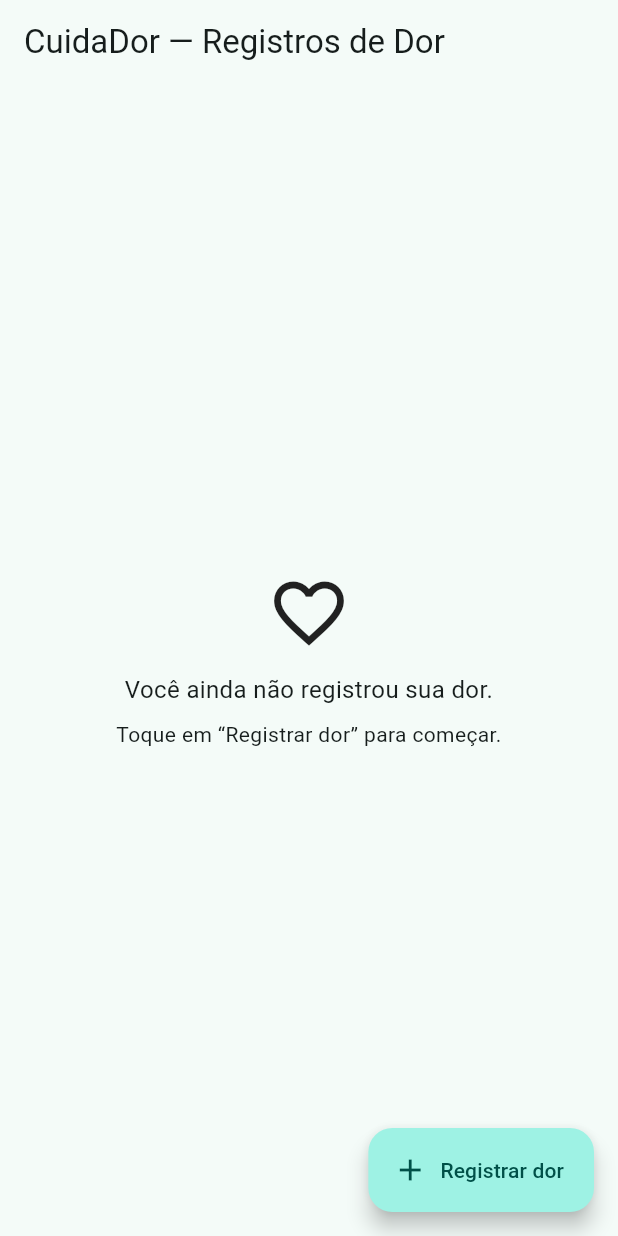
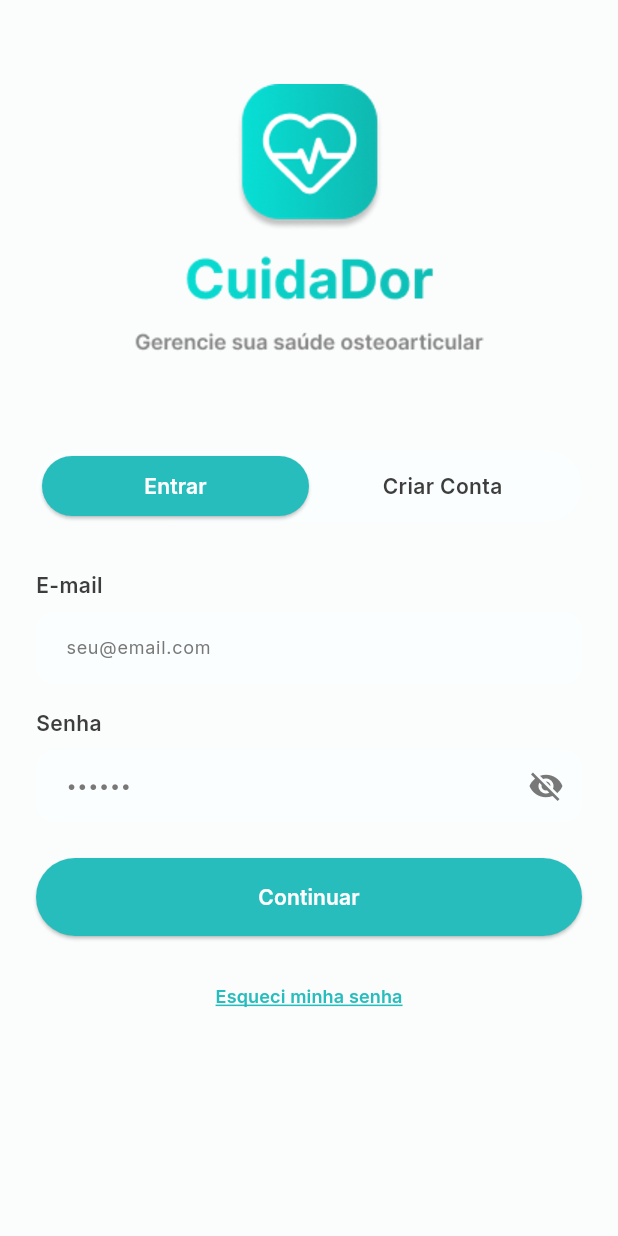
Before and after one commit to lufespi/cuidador-app, a Flutter app: the screen it shows after launch, on a phone screen of 412 x 824 dp. Run offline on Flutter 3.47's test engine with Material 3 defaults, Android fonts, the phone set to English and light mode, and no system bars.

Commit message:
feat: new features

```diff
--- a/lib/core/theme/app_typography.dart
+++ b/lib/core/theme/app_typography.dart
@@ -53,6 +53,7 @@ class AppTypography {
     fontSize: 12,
     fontWeight: FontWeight.w600,
     decoration: TextDecoration.underline,
+    decorationColor: AppColors.textSecondary,
     color: AppColors.textSecondary,
   );
 
--- /dev/null
+++ b/lib/core/widgets/app_button.dart
@@ -0,0 +1,205 @@
+import 'package:flutter/material.dart';
+import '../theme/app_colors.dart';
+import '../theme/app_typography.dart';
+
+enum AppButtonKind {
+  buttonPrimary,
+  buttonSecondary,
+  buttonForm,
+}
+
+class AppButton extends StatelessWidget {
+  final String label;
+  final VoidCallback? onPressed;
+  final AppButtonKind kind;
+  final bool block;            // ocupar largura total
+  final Widget? icon;          // ícone opcional (usado no outline)
+  final double height;         // altura padrão do Figma
+  final EdgeInsets? padding;
+
+  const AppButton({
+    Key? key,
+    required this.label,
+    this.onPressed,
+    this.kind = AppButtonKind.buttonPrimary,
+    this.block = true,
+    this.icon,
+    this.height = 52,
+    this.padding,
+  }) : super(key: key);
+
+  // Botão "Indicar local da dor" com ícone e estilo outline
+  const AppButton.indicarLocal({
+    Key? key,
+    required VoidCallback? onPressed,
+  }) : this(
+    key: key,
+    label: 'Indicar local da dor',
+    onPressed: onPressed,
+    kind: AppButtonKind.buttonSecondary,
+    block: true,
+    icon: const Icon(
+      Icons.location_on_outlined,
+      size: 20,
+      color: AppColors.buttonPrimary,
+    ),
+    height: 48,
+    padding: const EdgeInsets.symmetric(vertical: 14, horizontal: 16),
+  );
+
+  /// Botão "Continuar" com estilo preenchido
+  const AppButton.continuar({
+    Key? key,
+    required VoidCallback? onPressed,
+  }) : this(
+    key: key,
+    label: 'Continuar',
+    onPressed: onPressed,
+    kind: AppButtonKind.buttonPrimary,
+    block: true,
+    height: 52,
+    padding: const EdgeInsets.symmetric(vertical: 16, horizontal: 24),
+  );
+
+  /// Botão "Criar Conta" com bordas mais arredondadas
+  const AppButton.criarConta({
+    Key? key,
+    required VoidCallback? onPressed,
+  }) : this(
+    key: key,
+    label: 'Criar Conta',
+    onPressed: onPressed,
+    kind: AppButtonKind.buttonPrimary,
+    block: true,
+    height: 56,
+    padding: const EdgeInsets.symmetric(vertical: 18, horizontal: 32),
+  );
+
+  /// Botão de abas (usado em LoginPage para Entrar/Criar Conta)
+  const AppButton.tab({
+    Key? key,
+    required String label,
+    required bool isActive,
+    VoidCallback? onPressed,
+  }) : this(
+    key: key,
+    label: label,
+    onPressed: isActive ? onPressed : null,
+    kind: isActive ? AppButtonKind.buttonPrimary : AppButtonKind.buttonForm,
+    block: true,
+    height: 40,
+    padding: const EdgeInsets.symmetric(vertical: 8, horizontal: 16),
+  );
+
+  @override
+  Widget build(BuildContext context) {
+    final double radius = switch (kind) {
+      AppButtonKind.buttonPrimary   => height / 2,
+      AppButtonKind.buttonSecondary => 12,
+      AppButtonKind.buttonForm      => 12,
+    };
+
+    return _buildButton(radius);
+  }
+
+  /// Constrói o botão de acordo com o tipo
+  Widget _buildButton(double radius) {
+    final buttonContent = _buildContent();
+
+    if (kind == AppButtonKind.buttonSecondary) {
+      // Botão outline (Indicar local da dor)
+      return SizedBox(
+        width: block ? double.infinity : null,
+        height: height,
+        child: OutlinedButton(
+          onPressed: onPressed,
+          style: OutlinedButton.styleFrom(
+            shape: RoundedRectangleBorder(
+              borderRadius: BorderRadius.circular(radius),
+            ),
+            side: const BorderSide(
+              color: AppColors.buttonPrimary,
+              width: 2,
+            ),
+            padding: padding,
+          ),
+          child: buttonContent,
+        ),
+      );
+    }
+
+    if (kind == AppButtonKind.buttonForm) {
+      // Botão secundário/inativo (abas)
+      return SizedBox(
+        width: block ? double.infinity : null,
+        height: height,
+        child: Material(
+          color: Colors.transparent,
+          child: InkWell(
+            onTap: onPressed,
+            borderRadius: BorderRadius.circular(radius),
+            child: Container(
+              decoration: BoxDecoration(
+                borderRadius: BorderRadius.circular(radius),
+              ),
+              alignment: Alignment.center,
+              child: buttonContent,
+            ),
+          ),
+        ),
+      );
+    }
+
+    // Botão preenchido (Continuar, Criar Conta)
+    return SizedBox(
+      width: block ? double.infinity : null,
+      height: height,
+      child: ElevatedButton(
+        onPressed: onPressed,
+        style: ElevatedButton.styleFrom(
+          backgroundColor: AppColors.buttonPrimary,
+          shape: RoundedRectangleBorder(
+            borderRadius: BorderRadius.circular(radius),
+          ),
+          padding: padding,
+        ),
+        child: buttonContent,
+      ),
+    );
+  }
+
+  /// Constrói o conteúdo do botão (texto + ícone se houver)
+  Widget _buildContent() {
+    if (icon != null) {
+      return Row(
+        mainAxisSize: MainAxisSize.min,
+        mainAxisAlignment: MainAxisAlignment.center,
+        children: [
+          icon!,
+          const SizedBox(width: 8),
+          Text(
+            label,
+            style: kind == AppButtonKind.buttonSecondary
+                ? AppTypography.buttonSecondary
+                : AppTypography.buttonPrimary,
+          ),
+        ],
+      );
+    }
+
+    // Para botão de abas (buttonForm), usa estilo de heading
+    if (kind == AppButtonKind.buttonForm) {
+      return Text(
+        label,
+        style: AppTypography.heading2Primary,
+      );
+    }
+
+    return Text(
+      label,
+      style: kind == AppButtonKind.buttonSecondary
+          ? AppTypography.buttonSecondary
+          : AppTypography.buttonPrimary,
+    );
+  }
+}
--- /dev/null
+++ b/lib/core/widgets/app_logo.dart
@@ -0,0 +1,71 @@
+import 'package:flutter/material.dart';
+import '../theme/app_colors.dart';
+import '../theme/app_typography.dart';
+
+class AppLogo extends StatelessWidget {
+  final String? title;
+  final String? subtitle;
+  final double iconSize;
+  final MainAxisAlignment mainAxisAlignment;
+  final String? imagePath; // caminho para PNG ou asset
+  final bool showDefaultIcon; // mostrar ícone padrão (coração)
+
+  const AppLogo({
+    Key? key,
+    this.title = 'CuidaDor',
+    this.subtitle = 'Gerencie sua saúde osteoarticular',
+    this.iconSize = 72,
+    this.mainAxisAlignment = MainAxisAlignment.center,
+    this.imagePath,
+    this.showDefaultIcon = true,
+  }) : super(key: key);
+
+  @override
+  Widget build(BuildContext context) {
+    return Column(
+      mainAxisAlignment: mainAxisAlignment,
+      children: [
+        // Logo - Imagem PNG ou ícone padrão
+        if (imagePath != null)
+          Image.asset(
+            imagePath!,
+            filterQuality: FilterQuality.high,
+          )
+        else if (showDefaultIcon)
+          Container(
+            width: iconSize,
+            height: iconSize,
+            decoration: BoxDecoration(
+              color: AppColors.buttonPrimary,
+              borderRadius: BorderRadius.circular(iconSize / 4),
+            ),
+            child: Center(
+              child: Icon(
+                Icons.favorite,
+                size: iconSize * 0.6,
+                color: AppColors.textWhite,
+              ),
+            ),
+          ),
+        const SizedBox(height: 16),
+        if (title != null)
+          Text(
+            title!,
+            style: AppTypography.heading1Primary.copyWith(
+              color: AppColors.buttonPrimary,
+              fontSize: 24,
+              fontWeight: FontWeight.w600,
+            ),
+          ),
+        if (subtitle != null) ...[
+          const SizedBox(height: 8),
+          Text(
+            subtitle!,
+            style: AppTypography.textPrimary,
+            textAlign: TextAlign.center,
+          ),
+        ],
+      ],
+    );
+  }
+}
--- /dev/null
+++ b/lib/core/widgets/app_tab_slider.dart
@@ -0,0 +1,44 @@
+import 'package:flutter/material.dart';
+import '../theme/app_colors.dart';
+import 'app_button.dart';
+
+/// Widget reutilizável para slider de abas (Entrar/Criar Conta)
+class AppTabSlider extends StatelessWidget {
+  final List<String> tabs;
+  final int activeIndex;
+  final ValueChanged<int> onTabChanged;
+  final double height;
+
+  const AppTabSlider({
+    Key? key,
+    required this.tabs,
+    required this.activeIndex,
+    required this.onTabChanged,
+    this.height = 40,
+  }) : super(key: key);
+
+  @override
+  Widget build(BuildContext context) {
+    return Container(
+      padding: const EdgeInsets.all(4),
+      decoration: BoxDecoration(
+        color: AppColors.buttonSurface,
+        borderRadius: BorderRadius.circular(28),
+      ),
+      child: Row(
+        children: List.generate(
+          tabs.length,
+          (index) => Expanded(
+            child: AppButton.tab(
+              label: tabs[index],
+              isActive: activeIndex == index,
+              onPressed: () {
+                onTabChanged(index);
+              },
+            ),
+          ),
+        ),
+      ),
+    );
+  }
+}
--- /dev/null
+++ b/lib/core/widgets/app_text_field.dart
@@ -0,0 +1,116 @@
+import 'package:flutter/material.dart';
+import '../theme/app_colors.dart';
+import '../theme/app_typography.dart';
+
+class AppTextField extends StatefulWidget {
+  final String label;
+  final String? hint;
+  final TextEditingController? controller;
+  final TextInputType keyboardType;
+  final bool obscureText;
+  final String? Function(String?)? validator;
+  final VoidCallback? onEditingComplete;
+  final ValueChanged<String>? onChanged;
+  final int maxLines;
+  final int? minLines;
+  final Widget? suffixIcon;
+  final Widget? prefixIcon;
+  final bool enabled;
+
+  const AppTextField({
+    Key? key,
+    required this.label,
+    this.hint,
+    this.controller,
+    this.keyboardType = TextInputType.text,
+    this.obscureText = false,
+    this.validator,
+    this.onEditingComplete,
+    this.onChanged,
+    this.maxLines = 1,
+    this.minLines,
+    this.suffixIcon,
+    this.prefixIcon,
+    this.enabled = true,
+  }) : super(key: key);
+
+  @override
+  State<AppTextField> createState() => _AppTextFieldState();
+}
+
+class _AppTextFieldState extends State<AppTextField> {
+  late FocusNode _focusNode;
+
+  @override
+  void initState() {
+    super.initState();
+    _focusNode = FocusNode();
+  }
+
+  @override
+  void dispose() {
+    _focusNode.dispose();
+    super.dispose();
+  }
+
+  @override
+  Widget build(BuildContext context) {
+    return Column(
+      crossAxisAlignment: CrossAxisAlignment.start,
+      children: [
+        Text(
+          widget.label,
+          style: AppTypography.heading2Primary,
+        ),
+        const SizedBox(height: 8),
+        TextFormField(
+          controller: widget.controller,
+          focusNode: _focusNode,
+          keyboardType: widget.keyboardType,
+          obscureText: widget.obscureText,
+          enabled: widget.enabled,
+          maxLines: widget.obscureText ? 1 : widget.maxLines,
+          minLines: widget.minLines,
+          validator: widget.validator,
+          onEditingComplete: widget.onEditingComplete,
+          onChanged: widget.onChanged,
+          style: AppTypography.textPrimary,
+          decoration: InputDecoration(
+            hintText: widget.hint,
+            hintStyle: AppTypography.textDisabled,
+            prefixIcon: widget.prefixIcon,
+            suffixIcon: widget.suffixIcon,
+            filled: true,
+            fillColor: AppColors.buttonSurface,
+            enabledBorder: OutlineInputBorder(
+              borderRadius: BorderRadius.circular(12),
+              borderSide: const BorderSide(
+                color: AppColors.buttonSurface,
+              ),
+            ),
+            focusedBorder: OutlineInputBorder(
+              borderRadius: BorderRadius.circular(12),
+              borderSide: const BorderSide(
+                color: AppColors.buttonPrimary,
+                width: 2,
+              ),
+            ),
+            disabledBorder: OutlineInputBorder(
+              borderRadius: BorderRadius.circular(12),
+              borderSide: const BorderSide(
+                color: AppColors.textDisabled,
+              ),
+            ),
+            contentPadding: const EdgeInsets.symmetric(
+              horizontal: 16,
+              vertical: 14,
+            ),
+            border: OutlineInputBorder(
+              borderRadius: BorderRadius.circular(12),
+            ),
+          ),
+        ),
+      ],
+    );
+  }
+}
--- a/lib/main.dart
+++ b/lib/main.dart
@@ -1,4 +1,6 @@
 import 'package:flutter/material.dart';
+import 'core/widgets/app_button.dart';
+import 'screens/login_page.dart';
 
 void main() => runApp(const CuidaDorApp());
 
@@ -11,10 +13,10 @@ class CuidaDorApp extends StatelessWidget {
       title: 'CuidaDor',
       debugShowCheckedModeBanner: false,
       theme: ThemeData(
-        colorScheme: ColorScheme.fromSeed(seedColor: Colors.teal),
+        colorScheme: ColorScheme.fromSeed(seedColor: Colors.teal) ,
         useMaterial3: true,
       ),
-      home: const HomePage(),
+      home: const LoginPage(),
     );
   }
 }
@@ -112,18 +114,34 @@ class _EmptyState extends StatelessWidget {
         padding: const EdgeInsets.all(24),
         child: Column(
           mainAxisAlignment: MainAxisAlignment.center,
-          children: const [
-            Icon(Icons.favorite_border, size: 56),
-            SizedBox(height: 12),
-            Text(
+          children: [
+            const Icon(Icons.favorite_border, size: 56),
+            const SizedBox(height: 12),
+            const Text(
               'Você ainda não registrou sua dor.',
               style: TextStyle(fontSize: 16),
               textAlign: TextAlign.center,
             ),
-            SizedBox(height: 8),
-            Text(
-              'Toque em “Registrar dor” para começar.',
+            const SizedBox(height: 8),
+            const Text(
+              'Toque em "Registrar dor" para começar.',
               textAlign: TextAlign.center,
+            ),
+            const SizedBox(height: 32),
+            AppButton.continuar(
+              onPressed: () {
+                Navigator.push(
+                  context,
+                  MaterialPageRoute(
+                    builder: (context) => const _BotoesTesteScreen(),
+                  ),
+                );
+              },
+            ),
+            const SizedBox(height: 12),
+            const Text(
+              'Ver componentes de botão',
+              style: TextStyle(fontSize: 12, color: Colors.grey),
             ),
           ],
         ),
@@ -230,3 +248,79 @@ class _RegistrarDorSheetState extends State<_RegistrarDorSheet> {
     );
   }
 }
+
+/// Tela de demonstração dos botões
+class _BotoesTesteScreen extends StatelessWidget {
+  const _BotoesTesteScreen();
+
+  @override
+  Widget build(BuildContext context) {
+    return Scaffold(
+      appBar: AppBar(
+        title: const Text('Teste dos Botões'),
+      ),
+      body: SingleChildScrollView(
+        padding: const EdgeInsets.all(24),
+        child: Column(
+          mainAxisAlignment: MainAxisAlignment.center,
+          children: [
+            const Text(
+              'Componentes de Botão',
+              style: TextStyle(
+                fontSize: 24,
+                fontWeight: FontWeight.w600,
+              ),
+            ),
+            const SizedBox(height: 32),
+            // Botão Indicar Local
+            const Text(
+              '1. Indicar Local da Dor (Outline)',
+              style: TextStyle(fontSize: 14, fontWeight: FontWeight.w600),
+            ),
+            const SizedBox(height: 12),
+            AppButton.indicarLocal(
+              onPressed: () {
+                ScaffoldMessenger.of(context).showSnackBar(
+                  const SnackBar(content: Text('Indicar local pressionado!')),
+                );
+              },
+            ),
+            const SizedBox(height: 32),
+            // Botão Continuar
+            const Text(
+              '2. Continuar (Preenchido)',
+              style: TextStyle(fontSize: 14, fontWeight: FontWeight.w600),
+            ),
+            const SizedBox(height: 12),
+            AppButton.continuar(
+              onPressed: () {
+                ScaffoldMessenger.of(context).showSnackBar(
+                  const SnackBar(content: Text('Continuar pressionado!')),
+                );
+              },
+            ),
+            const SizedBox(height: 32),
+            // Botão Criar Conta
+            const Text(
+              '3. Criar Conta (Preenchido - Mais Arredondado)',
+              style: TextStyle(fontSize: 14, fontWeight: FontWeight.w600),
+            ),
+            const SizedBox(height: 12),
+            AppButton.criarConta(
+              onPressed: () {
+                ScaffoldMessenger.of(context).showSnackBar(
+                  const SnackBar(content: Text('Criar Conta pressionado!')),
+                );
+              },
+            ),
+            const SizedBox(height: 48),
+            OutlinedButton(
+              onPressed: () => Navigator.pop(context),
+              child: const Text('Voltar'),
+            ),
+          ],
+        ),
+      ),
+    );
+  }
+}
--- /dev/null
+++ b/lib/screens/login_page.dart
@@ -0,0 +1,159 @@
+import 'package:flutter/material.dart';
+import '../core/widgets/app_button.dart';
+import '../core/widgets/app_text_field.dart';
+import '../core/widgets/app_logo.dart';
+import '../core/widgets/app_tab_slider.dart';
+import '../core/theme/app_colors.dart';
+import '../core/theme/app_typography.dart';
+
+class LoginPage extends StatefulWidget {
+  const LoginPage({Key? key}) : super(key: key);
+
+  @override
+  State<LoginPage> createState() => _LoginPageState();
+}
+
+class _LoginPageState extends State<LoginPage> {
+  final _emailController = TextEditingController();
+  final _senhaController = TextEditingController();
+  bool _showPassword = false;
+  bool _isLoading = false;
+  int _activeTabIndex = 0; // 0 = Entrar, 1 = Criar Conta
+
+  @override
+  void dispose() {
+    _emailController.dispose();
+    _senhaController.dispose();
+    super.dispose();
+  }
+
+  Future<void> _handleLogin() async {
+    // Validação básica
+    if (_emailController.text.isEmpty || _senhaController.text.isEmpty) {
+      ScaffoldMessenger.of(context).showSnackBar(
+        const SnackBar(
+          content: Text('Por favor, preencha todos os campos'),
+          backgroundColor: AppColors.stateError,
+        ),
+      );
+      return;
+    }
+
+    setState(() => _isLoading = true);
+
+    try {
+      // Simular delay de login
+      await Future.delayed(const Duration(seconds: 2));
+
+      if (mounted) {
+        ScaffoldMessenger.of(context).showSnackBar(
+          const SnackBar(
+            content: Text('Login realizado com sucesso!'),
+            backgroundColor: AppColors.stateSuccess,
+          ),
+        );
+        // Aqui você pode navegar para a tela principal
+      }
+    } finally {
+      if (mounted) {
+        setState(() => _isLoading = false);
+      }
+    }
+  }
+
+  @override
+  Widget build(BuildContext context) {
+    return Scaffold(
+      backgroundColor: AppColors.background,
+      body: SafeArea(
+        child: SingleChildScrollView(
+          padding: const EdgeInsets.all(24),
+          child: Column(
+            children: [
+              const SizedBox(height: 32),
+              const AppLogo(
+                iconSize: 100,
+                imagePath: 'assets/images/cuidador-logo-main.png',
+                title: null,
+                subtitle: null,
+              ),
+              const SizedBox(height: 48),
+
+              // Abas de Login/Cadastro
+              _buildTabButtons(),
+              const SizedBox(height: 32),
+
+              // Email
+              AppTextField(
+                label: 'E-mail',
+                hint: 'seu@email.com',
+                controller: _emailController,
+                keyboardType: TextInputType.emailAddress,
+              ),
+              const SizedBox(height: 16),
+
+              // Senha
+              AppTextField(
+                label: 'Senha',
+                hint: '••••••',
+                controller: _senhaController,
+                obscureText: !_showPassword,
+                suffixIcon: IconButton(
+                  icon: Icon(
+                    _showPassword ? Icons.visibility : Icons.visibility_off,
+                    color: AppColors.textDisabled,
+                  ),
+                  onPressed: () {
+                    setState(() => _showPassword = !_showPassword);
+                  },
+                ),
+              ),
+              const SizedBox(height: 24),
+
+              // Botão Entrar
+              _isLoading
+                  ? const SizedBox(
+                      height: 52,
+                      child: Center(
+                        child: CircularProgressIndicator(
+                          color: AppColors.buttonPrimary,
+                        ),
+                      ),
+                    )
+                  : AppButton.continuar(
+                      onPressed: _handleLogin,
+                    ),
+              const SizedBox(height: 16),
+
+              // Link Esqueci Senha
+              TextButton(
+                onPressed: () {
+                  ScaffoldMessenger.of(context).showSnackBar(
+                    const SnackBar(
+                      content: Text('Funcionalidade em desenvolvimento'),
+                    ),
+                  );
+                },
+                child: const Text(
+                  'Esqueci minha senha',
+                  style: AppTypography.textLink,
+                ),
+              ),
+            ],
+          ),
+        ),
+      ),
+    );
+  }
+
+  /// Constrói o slider de abas (Entrar / Criar Conta)
+  Widget _buildTabButtons() {
+    return AppTabSlider(
+      tabs: const ['Entrar', 'Criar Conta'],
+      activeIndex: _activeTabIndex,
+      onTabChanged: (index) {
+        setState(() => _activeTabIndex = index);
+      },
+    );
+  }
+}
```
Also changed, not shown: pubspec.yaml (+11 -14 lines), assets/fonts/Inter-Italic-VariableFont_opsz,wght.ttf (added), assets/fonts/Inter-VariableFont_opsz,wght.ttf (added), assets/images/cuidador-logo-horizontal-1.png (added), assets/images/cuidador-logo-horizontal-2.png (added), assets/images/cuidador-logo-horizontal-3.png (added), assets/images/cuidador-logo-main.png (added).
